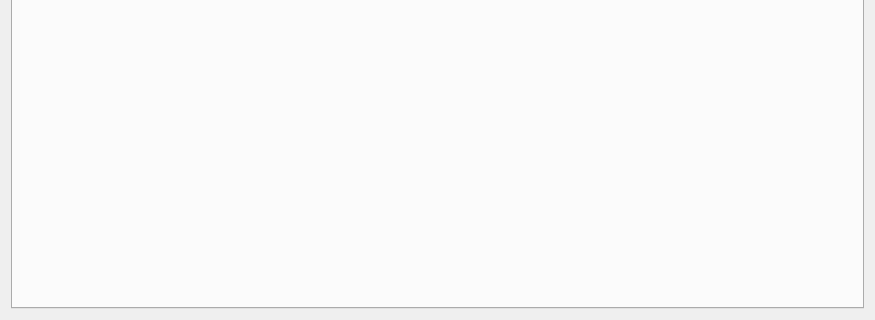
Toeger/SCE, file ui/mainwindow.ui: the form before one commit; both pictures show x 0 to 875 and y 405 to 725 of the 875 by 725 pixel window.
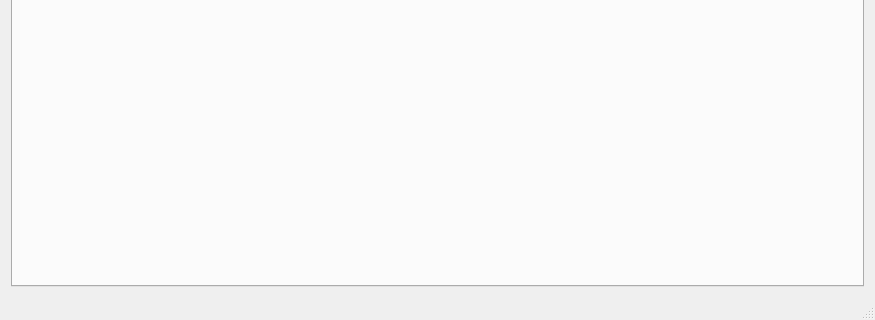
The form after the commit.

Patch:
```diff
--- a/ui/mainwindow.ui
+++ b/ui/mainwindow.ui
@@ -78,6 +78,7 @@
     <bool>false</bool>
    </attribute>
   </widget>
+  <widget class="QStatusBar" name="statusBar"/>
   <action name="actionOpen_Project_Folder">
    <property name="enabled">
     <bool>false</bool>
```
